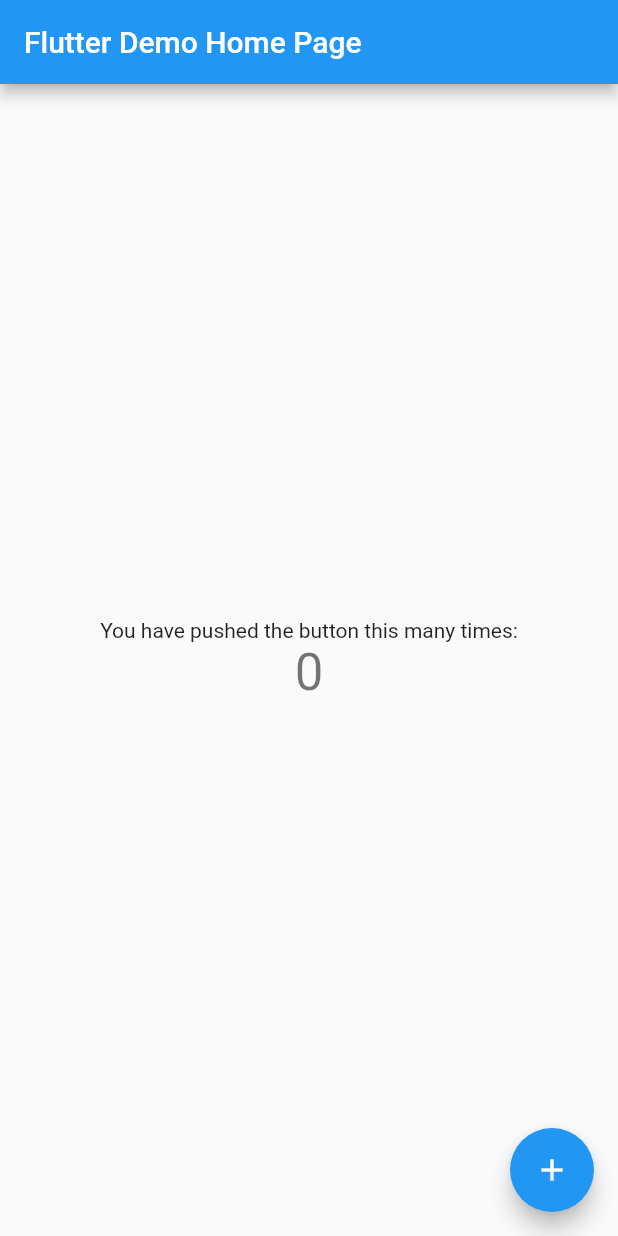
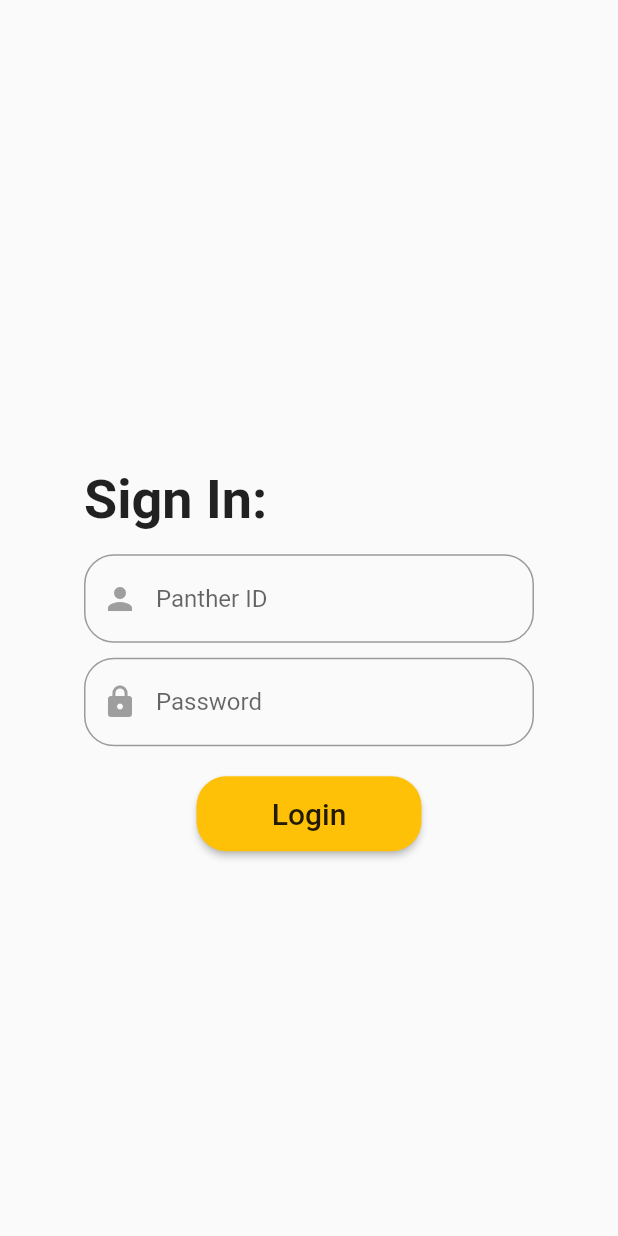
Before and after one commit to SparkDevTeams/MobileDev-Spring21, a Flutter app: the screen it shows after launch, on a phone screen of 412 x 824 dp. Run offline on Flutter 3.47's test engine with Material 2 defaults, Android fonts, the phone set to English and light mode, and no system bars.

Commit message:
Login Screen made

```diff
--- /dev/null
+++ b/p3_MAIN/lib/loginScreen.dart
@@ -0,0 +1,113 @@
+import 'package:flutter/material.dart';
+
+class LoginScreen extends StatelessWidget {
+  @override
+  Widget build(BuildContext context) {
+    return Scaffold(
+      appBar: AppBar(
+        shadowColor: Colors.transparent,
+        backgroundColor: Colors.transparent,
+      ),
+      body: Container(
+        child: Padding(
+          padding: const EdgeInsets.only(left: 25, right: 25),
+          child: Center(
+            child: Column(
+              mainAxisAlignment: MainAxisAlignment.center,
+              crossAxisAlignment: CrossAxisAlignment.start,
+              children: [
+                Text(
+                  "Sign In:",
+                  style: TextStyle(fontSize: 36, fontWeight: FontWeight.bold),
+                ),
+                SizedBox(
+                  height: 15,
+                ),
+                UserPassLogin(),
+              ],
+            ),
+          ),
+        ),
+      ),
+    );
+  }
+}
+
+class UserPassLogin extends StatelessWidget {
+  const UserPassLogin({
+    Key key,
+  }) : super(key: key);
+
+  @override
+  Widget build(BuildContext context) {
+    return Container(
+      width: 300,
+      child: Column(
+        mainAxisAlignment: MainAxisAlignment.center,
+        children: <Widget>[
+          TextField(
+            // USERNAME
+            decoration: InputDecoration(
+                prefixIcon: Icon(
+                  Icons.person,
+                  color: Colors.grey,
+                ),
+                hintText: "Panther ID",
+                border: OutlineInputBorder(
+                  borderRadius: BorderRadius.circular(20.0),
+                  borderSide: BorderSide(),
+                ),
+                focusedBorder: OutlineInputBorder(
+                  borderRadius: BorderRadius.circular(20.0),
+                  borderSide: BorderSide(
+                    color: Colors.amber,
+                  ),
+                )),
+          ),
+          SizedBox(
+            // Spacing between widgets
+            height: 10,
+          ),
+          TextField(
+              // PASSWORD
+              obscureText: true,
+              decoration: InputDecoration(
+                  prefixIcon: Icon(
+                    Icons.lock,
+                    color: Colors.grey,
+                  ),
+                  hintText: "Password",
+                  border: OutlineInputBorder(
+                    borderRadius: BorderRadius.circular(20.0),
+                  ),
+                  focusedBorder: OutlineInputBorder(
+                    borderRadius: BorderRadius.circular(20.0),
+                    borderSide: BorderSide(
+                      color: Colors.amber,
+                    ),
+                  ))),
+          SizedBox(
+            // Spacing between widgets
+            height: 20,
+          ),
+          Container(
+            height: 50,
+            width: 150,
+            child: RaisedButton(
+              color: Colors.amber,
+              child: Text(
+                "Login",
+                style: TextStyle(fontSize: 20),
+              ),
+              onPressed: () {
+                return null;
+              },
+              shape: RoundedRectangleBorder(
+                  borderRadius: BorderRadius.circular(20)),
+            ),
+          )
+        ],
+      ),
+    );
+  }
+}
--- a/p3_MAIN/lib/main.dart
+++ b/p3_MAIN/lib/main.dart
@@ -1,4 +1,5 @@
 import 'package:flutter/material.dart';
+import 'loginScreen.dart';
 
 void main() {
   runApp(MyApp());
@@ -10,108 +11,7 @@ class MyApp extends StatelessWidget {
   Widget build(BuildContext context) {
     return MaterialApp(
       title: 'Flutter Demo',
-      theme: ThemeData(
-        // This is the theme of your application.
-        //
-        // Try running your application with "flutter run". You'll see the
-        // application has a blue toolbar. Then, without quitting the app, try
-        // changing the primarySwatch below to Colors.green and then invoke
-        // "hot reload" (press "r" in the console where you ran "flutter run",
-        // or simply save your changes to "hot reload" in a Flutter IDE).
-        // Notice that the counter didn't reset back to zero; the application
-        // is not restarted.
-        primarySwatch: Colors.blue,
-        // This makes the visual density adapt to the platform that you run
-        // the app on. For desktop platforms, the controls will be smaller and
-        // closer together (more dense) than on mobile platforms.
-        visualDensity: VisualDensity.adaptivePlatformDensity,
-      ),
-      home: MyHomePage(title: 'Flutter Demo Home Page'),
+      home: LoginScreen(),
     );
   }
 }
-
-class MyHomePage extends StatefulWidget {
-  MyHomePage({Key key, this.title}) : super(key: key);
-
-  // This widget is the home page of your application. It is stateful, meaning
-  // that it has a State object (defined below) that contains fields that affect
-  // how it looks.
-
-  // This class is the configuration for the state. It holds the values (in this
-  // case the title) provided by the parent (in this case the App widget) and
-  // used by the build method of the State. Fields in a Widget subclass are
-  // always marked "final".
-
-  final String title;
-
-  @override
-  _MyHomePageState createState() => _MyHomePageState();
-}
-
-class _MyHomePageState extends State<MyHomePage> {
-  int _counter = 0;
-
-  void _incrementCounter() {
-    setState(() {
-      // This call to setState tells the Flutter framework that something has
-      // changed in this State, which causes it to rerun the build method below
-      // so that the display can reflect the updated values. If we changed
-      // _counter without calling setState(), then the build method would not be
-      // called again, and so nothing would appear to happen.
-      _counter++;
-    });
-  }
-
-  @override
-  Widget build(BuildContext context) {
-    // This method is rerun every time setState is called, for instance as done
-    // by the _incrementCounter method above.
-    //
-    // The Flutter framework has been optimized to make rerunning build methods
-    // fast, so that you can just rebuild anything that needs updating rather
-    // than having to individually change instances of widgets.
-    return Scaffold(
-      appBar: AppBar(
-        // Here we take the value from the MyHomePage object that was created by
-        // the App.build method, and use it to set our appbar title.
-        title: Text(widget.title),
-      ),
-      body: Center(
-        // Center is a layout widget. It takes a single child and positions it
-        // in the middle of the parent.
-        child: Column(
-          // Column is also a layout widget. It takes a list of children and
-          // arranges them vertically. By default, it sizes itself to fit its
-          // children horizontally, and tries to be as tall as its parent.
-          //
-          // Invoke "debug painting" (press "p" in the console, choose the
-          // "Toggle Debug Paint" action from the Flutter Inspector in Android
-          // Studio, or the "Toggle Debug Paint" command in Visual Studio Code)
-          // to see the wireframe for each widget.
-          //
-          // Column has various properties to control how it sizes itself and
-          // how it positions its children. Here we use mainAxisAlignment to
-          // center the children vertically; the main axis here is the vertical
-          // axis because Columns are vertical (the cross axis would be
-          // horizontal).
-          mainAxisAlignment: MainAxisAlignment.center,
-          children: <Widget>[
-            Text(
-              'You have pushed the button this many times:',
-            ),
-            Text(
-              '$_counter',
-              style: Theme.of(context).textTheme.headline4,
-            ),
-          ],
-        ),
-      ),
-      floatingActionButton: FloatingActionButton(
-        onPressed: _incrementCounter,
-        tooltip: 'Increment',
-        child: Icon(Icons.add),
-      ), // This trailing comma makes auto-formatting nicer for build methods.
-    );
-  }
-}
```
Also changed, not shown: 1 other file.
